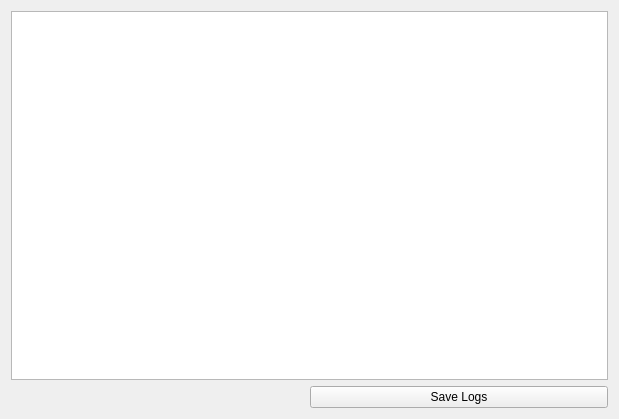
Above: src/app/ui/LogsWindow.ui from caden-maxwell/nhtsa-scrape before the change. Below: the same form after it.
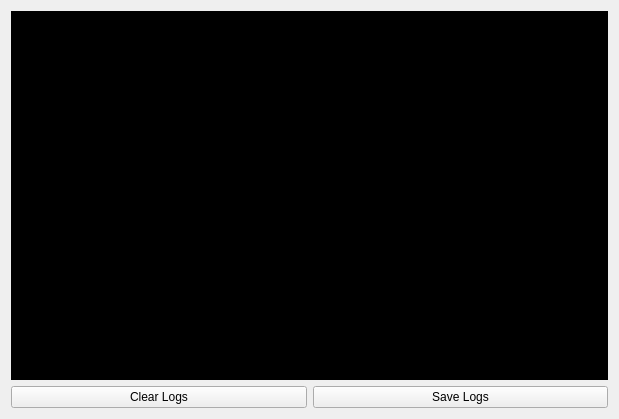
That is the form after the change.

Commit message: Styling and new button for logs window

```diff
--- a/src/app/ui/LogsWindow.ui
+++ b/src/app/ui/LogsWindow.ui
@@ -21,25 +21,32 @@
        <family>Consolas</family>
       </font>
      </property>
+     <property name="styleSheet">
+      <string notr="true">background-color: black; color: white;</string>
+     </property>
      <property name="readOnly">
       <bool>true</bool>
      </property>
+     <property name="html">
+      <string>&lt;!DOCTYPE HTML PUBLIC &quot;-//W3C//DTD HTML 4.0//EN&quot; &quot;http://www.w3.org/TR/REC-html40/strict.dtd&quot;&gt;
+&lt;html&gt;&lt;head&gt;&lt;meta name=&quot;qrichtext&quot; content=&quot;1&quot; /&gt;&lt;meta charset=&quot;utf-8&quot; /&gt;&lt;style type=&quot;text/css&quot;&gt;
+p, li { white-space: pre-wrap; }
+hr { height: 1px; border-width: 0; }
+li.unchecked::marker { content: &quot;\2610&quot;; }
+li.checked::marker { content: &quot;\2612&quot;; }
+&lt;/style&gt;&lt;/head&gt;&lt;body style=&quot; font-family:'Consolas'; font-size:12pt; font-weight:400; font-style:normal;&quot;&gt;
+&lt;p style=&quot;-qt-paragraph-type:empty; margin-top:0px; margin-bottom:0px; margin-left:0px; margin-right:0px; -qt-block-indent:0; text-indent:0px;&quot;&gt;&lt;br /&gt;&lt;/p&gt;&lt;/body&gt;&lt;/html&gt;</string>
+     </property>
     </widget>
    </item>
    <item>
-    <layout class="QHBoxLayout" name="bottomHLayout" stretch="1,1">
+    <layout class="QHBoxLayout" name="bottomHLayout" stretch="0,0">
      <item>
-      <spacer name="horizontalSpacer">
-       <property name="orientation">
-        <enum>Qt::Horizontal</enum>
+      <widget class="QPushButton" name="clearBtn">
+       <property name="text">
+        <string>Clear Logs</string>
        </property>
-       <property name="sizeHint" stdset="0">
-        <size>
-         <width>40</width>
-         <height>20</height>
-        </size>
-       </property>
-      </spacer>
+      </widget>
      </item>
      <item>
       <widget class="QPushButton" name="saveBtn">
```
The commit also changes 4 other files.
